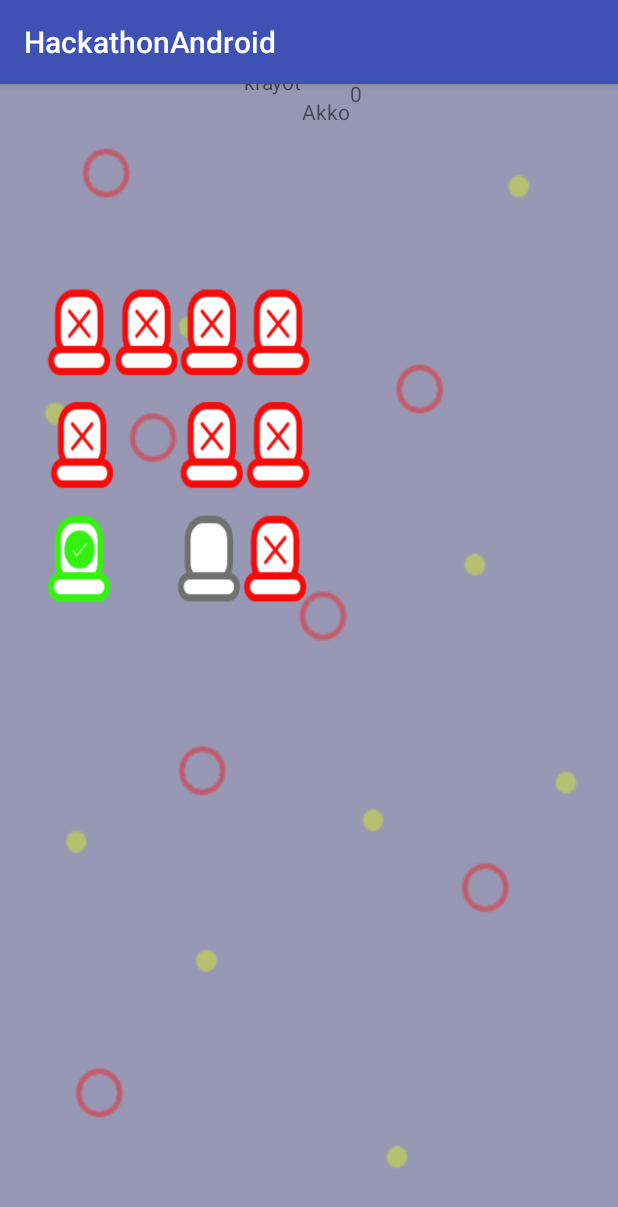
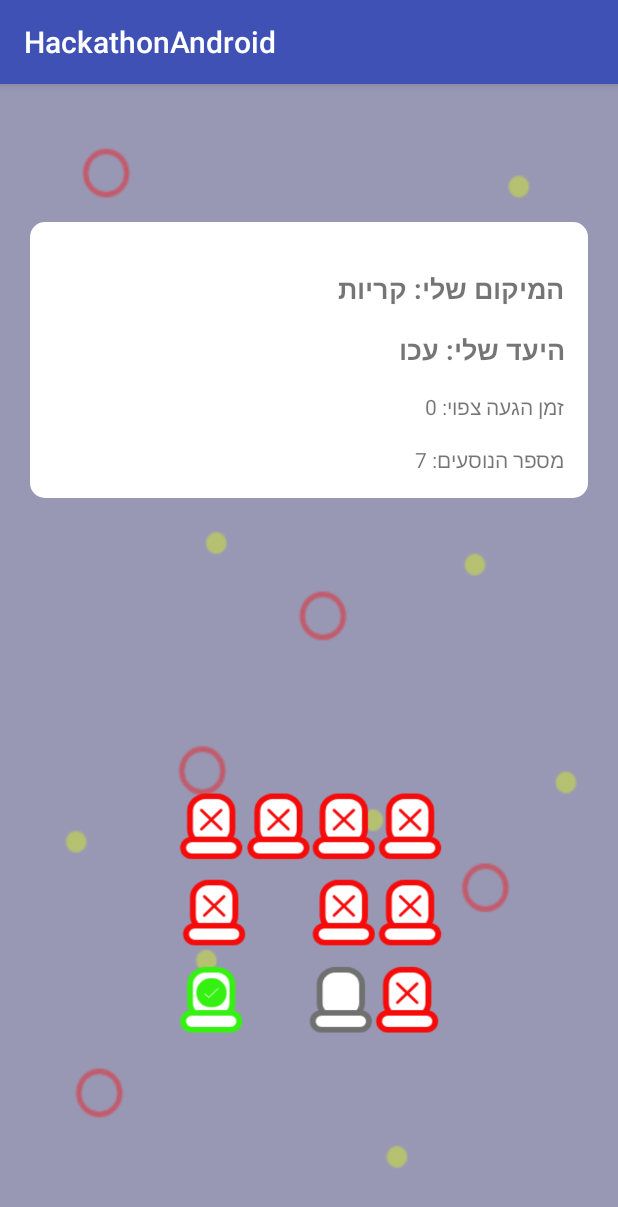
Before and after one commit to danysz/hackathon, an Android app: the screen it shows after launch (waitForTaxi), after a tap on an icon or button, on a phone screen of 412 x 824 dp. Shown: the top 1207 px of the screen. Run offline under Robolectric (Android 15) with nearby library versions, the phone set to English and light mode, and no system bars.

Commit message:
wait design

```diff
--- a/app/src/main/java/com/example/shai3/hackathonandroid/OrderTexi.java
+++ b/app/src/main/java/com/example/shai3/hackathonandroid/OrderTexi.java
@@ -46,7 +46,7 @@ public class OrderTexi extends AppCompatActivity {
             @Override
             public void onClick(View v) {
 
-                OrderStatus orderStatus = new OrderStatus(taxies.get(spinner.getSelectedItemPosition()), new User("krayot") );
+                OrderStatus orderStatus = new OrderStatus(taxies.get(spinner.getSelectedItemPosition()), new User("קריות") );
                 Intent intent = new Intent(OrderTexi.this ,waitForTaxi.class);
                 intent.putExtra(DEST_EXTRA_KEY,orderStatus.getTaxi().getDestination());
                 intent.putExtra(PASSENGER_COUNT_EXTRA_KEY,orderStatus.getTaxi().getPassengerCount());
@@ -64,9 +64,9 @@ public class OrderTexi extends AppCompatActivity {
     }
 
     private void initTaxiesArry (){
-        taxies.add(new Taxi("Hifa", "Akko"));
-        taxies.add(new Taxi("Hifa", "Nhariha"));
-        taxies.add(new Taxi("Nhariha", "Hifa"));
+        taxies.add(new Taxi("חיפה", "עכו"));
+        taxies.add(new Taxi("חיפה", "נהריה"));
+        taxies.add(new Taxi("נהריה", "חיפה"));
     }
 
 }
--- a/app/src/main/java/com/example/shai3/hackathonandroid/ui/MainActivity.java
+++ b/app/src/main/java/com/example/shai3/hackathonandroid/ui/MainActivity.java
@@ -2,11 +2,7 @@ package com.example.shai3.hackathonandroid.ui;
 
         import android.support.v7.app.AppCompatActivity;
         import android.os.Bundle;
-        import android.widget.ArrayAdapter;
-        import android.widget.Spinner;
-
         import com.example.shai3.hackathonandroid.R;
-        import com.example.shai3.hackathonandroid.components.cache.Cache;
         import com.example.shai3.hackathonandroid.moudle.Taxi;
 
         import java.util.ArrayList;
--- a/app/src/main/java/com/example/shai3/hackathonandroid/waitForTaxi.java
+++ b/app/src/main/java/com/example/shai3/hackathonandroid/waitForTaxi.java
@@ -41,10 +41,10 @@ public class waitForTaxi extends AppCompatActivity {
         timeUntilYouDriveDisplay = findViewById(R.id.time);
         passengerCountDisplay = findViewById(R.id.passengerCount);
 
-        loctionDisplay.setText(loction);
-        destDisplay.setText(dest);
-        timeUntilYouDriveDisplay.setText(String.valueOf(timeUntilYouDrive));
-        passengerCountDisplay.setText(String.valueOf(passengerCount));
+        loctionDisplay.setText(String.format(getString(R.string.my_location_format), loction));
+        destDisplay.setText(String.format(getString(R.string.my_destination_format), dest));
+        timeUntilYouDriveDisplay.setText(String.format(getString(R.string.time_for_arrival_format), String.valueOf(timeUntilYouDrive)));
+        passengerCountDisplay.setText(String.format(getString(R.string.passengers_number_format), String.valueOf(passengerCount)));
         freeSeat = 10 - passengerCount;
         freeSeatDisplay.setBackground(getDrawable(R.drawable.seat+freeSeat ));
     }
--- /dev/null
+++ b/app/src/main/res/drawable/white_curved_bknd.xml
@@ -0,0 +1,6 @@
+<?xml version="1.0" encoding="utf-8"?>
+<shape xmlns:android="http://schemas.android.com/apk/res/android"
+    android:shape="rectangle">
+    <solid android:color="#FFFFFF"/>
+    <corners android:radius="10dp"/>
+</shape>
--- a/app/src/main/res/layout/activity_wait_for_taxi.xml
+++ b/app/src/main/res/layout/activity_wait_for_taxi.xml
@@ -3,15 +3,20 @@
     xmlns:app="http://schemas.android.com/apk/res-auto"
     xmlns:tools="http://schemas.android.com/tools"
     android:layout_width="match_parent"
+    android:layoutDirection="rtl"
     android:background="@drawable/background_seat"
     android:layout_height="match_parent"
     tools:context=".waitForTaxi">
 
 
         <LinearLayout
-            android:layout_width="wrap_content"
+            android:layout_width="match_parent"
             android:layout_height="wrap_content"
             android:id="@+id/warrperContext"
+            android:layout_margin="20dp"
+            android:padding="16dp"
+            android:orientation="vertical"
+            android:background="@drawable/white_curved_bknd"
             app:layout_constraintBottom_toTopOf="@+id/freeSeat"
             app:layout_constraintEnd_toEndOf="parent"
             app:layout_constraintTop_toTopOf="parent"
@@ -22,41 +27,33 @@
                     android:layout_width="wrap_content"
                     android:layout_height="wrap_content"
                     android:layout_marginTop="16dp"
-                    android:text="Gps"
-                    app:layout_constraintEnd_toEndOf="parent"
-                    app:layout_constraintHorizontal_bias="0.501"
-                    app:layout_constraintStart_toStartOf="parent"
-                    app:layout_constraintTop_toTopOf="parent" />
+                    android:textSize="18dp"
+                    android:textStyle="bold"
+                    android:text="מיקום נוכחי: קריות" />
 
                 <TextView
                     android:id="@+id/dest"
                     android:layout_width="wrap_content"
                     android:layout_height="wrap_content"
-                    android:layout_marginTop="36dp"
-                    android:text="My destion"
-                    app:layout_constraintEnd_toEndOf="parent"
-                    app:layout_constraintStart_toStartOf="parent"
-                    app:layout_constraintTop_toBottomOf="@+id/myLoction" />
+                    android:layout_marginTop="16dp"
+                    android:textSize="18dp"
+                    android:textStyle="bold"
+                    android:layout_gravity="right"
+                    android:text="היעד שלי: עכו" />
 
                 <TextView
                     android:id="@+id/time"
                     android:layout_width="wrap_content"
                     android:layout_height="wrap_content"
-                    android:layout_marginTop="24dp"
-                    android:text="My destion"
-                    app:layout_constraintEnd_toEndOf="parent"
-                    app:layout_constraintStart_toStartOf="parent"
-                    app:layout_constraintTop_toBottomOf="@+id/dest" />
+                    android:layout_marginTop="16dp"
+                    android:text="זמן להגעה: 20 דקות" />
 
                 <TextView
                     android:id="@+id/passengerCount"
                     android:layout_width="wrap_content"
-                    android:layout_height="23dp"
-                    android:text="My destion"
-                    app:layout_constraintBottom_toBottomOf="parent"
-                    app:layout_constraintEnd_toEndOf="parent"
-                    app:layout_constraintStart_toStartOf="parent"
-                    app:layout_constraintTop_toBottomOf="@+id/time" />
+                    android:layout_height="wrap_content"
+                    android:layout_marginTop="16dp"
+                    android:text="מספר נוסעים: 4" />
 
         </LinearLayout>
 
@@ -64,12 +61,11 @@
         <ImageView
             android:id="@+id/freeSeat"
             android:layout_width="234dp"
-            android:layout_height="522dp"
+            android:layout_height="400dp"
             android:background="@drawable/seat"
+            app:layout_constraintBottom_toBottomOf="parent"
             app:layout_constraintEnd_toEndOf="parent"
-            app:layout_constraintHorizontal_bias="0.006"
-            app:layout_constraintStart_toStartOf="parent"
-            app:layout_constraintTop_toBottomOf="warrperContext" />
+            app:layout_constraintStart_toStartOf="parent"/>
 
 
 </android.support.constraint.ConstraintLayout>
--- a/app/src/main/res/values/strings.xml
+++ b/app/src/main/res/values/strings.xml
@@ -1,4 +1,8 @@
 <resources>
     <string name="app_name">HackathonAndroid</string>
+    <string name="my_location_format">המיקום שלי: %s</string>
+    <string name="time_for_arrival_format">זמן הגעה צפוי: %s</string>
+    <string name="passengers_number_format">מספר הנוסעים: %s</string>
+    <string name="my_destination_format">היעד שלי: %s</string>
 
 </resources>
```
